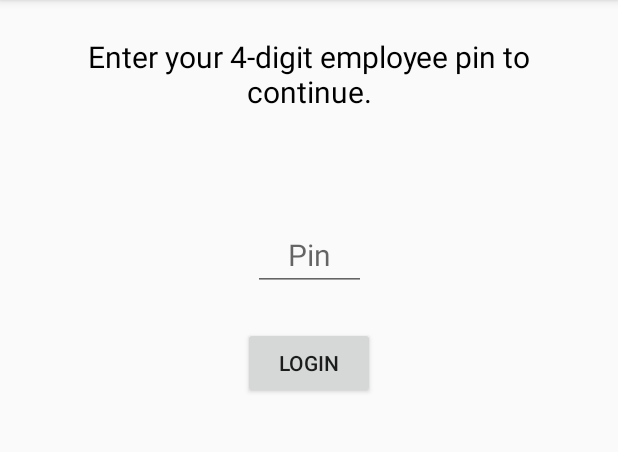
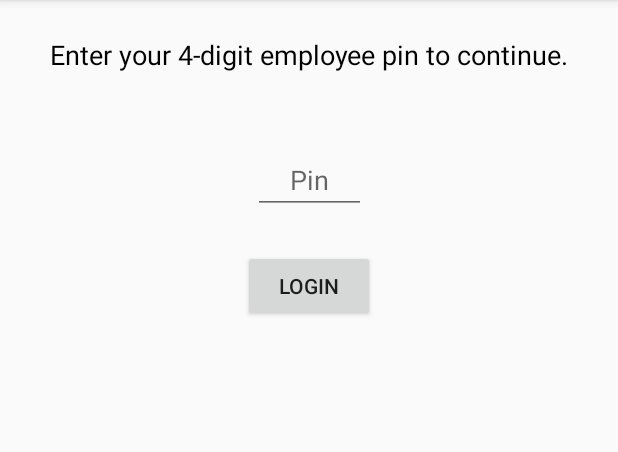
Before and after one commit to fardenml/RepairTagApp, an Android app: the screen it shows after launch (PinActivity), on a phone screen of 412 x 824 dp, the part 84-536 px from its top. Run offline under Robolectric (Android 15) with nearby library versions, the phone set to English and light mode, and no system bars.

```diff
--- a/RepairTag_v4/app/src/main/java/com/midstatemusic/repairtag_v4/Activities/SearchActivity.java
+++ b/RepairTag_v4/app/src/main/java/com/midstatemusic/repairtag_v4/Activities/SearchActivity.java
@@ -87,7 +87,7 @@ public class SearchActivity extends AppCompatActivity {
                             startActivity(new Intent(this, InfoActivity.class));
                         }
                     } else {
-                        status.setText("ID not found!\nPlease try again!");
+                        status.setText("ID not found. Please try again!");
                     }
                     DatabaseConnections.con.close();
 
--- a/RepairTag_v4/app/src/main/res/layout/activity_pin.xml
+++ b/RepairTag_v4/app/src/main/res/layout/activity_pin.xml
@@ -19,7 +19,7 @@
         android:gravity="center"
         android:text="@string/pin_title"
         android:textColor="@android:color/black"
-        android:textSize="20dp"
+        android:textSize="18sp"
         app:layout_constraintEnd_toEndOf="parent"
         app:layout_constraintHorizontal_bias="0.5"
         app:layout_constraintStart_toStartOf="parent"
@@ -27,33 +27,34 @@
 
     <TextView
         android:id="@+id/textPinError"
-        android:layout_width="0dp"
+        android:layout_width="324dp"
         android:layout_height="wrap_content"
         android:layout_marginTop="24dp"
         android:gravity="center"
         android:textAlignment="center"
         android:textColor="@color/colorRed"
-        android:textSize="20sp"
+        android:textSize="18sp"
         app:layout_constraintEnd_toEndOf="parent"
+        app:layout_constraintHorizontal_bias="0.5"
         app:layout_constraintStart_toStartOf="parent"
-        app:layout_constraintTop_toBottomOf="@+id/textPinInstructions" />
+        app:layout_constraintTop_toBottomOf="@+id/buttonPinLogin" />
 
     <EditText
         android:id="@+id/editPin"
         android:layout_width="75dp"
         android:layout_height="44dp"
-        android:layout_marginTop="24dp"
+        android:layout_marginTop="50dp"
         android:digits="0123456789"
         android:ems="10"
         android:gravity="center"
         android:hint="Pin"
         android:inputType="numberPassword"
         android:maxLength="4"
-        android:textSize="20sp"
+        android:textSize="18sp"
         app:layout_constraintEnd_toEndOf="parent"
         app:layout_constraintHorizontal_bias="0.5"
         app:layout_constraintStart_toStartOf="parent"
-        app:layout_constraintTop_toBottomOf="@+id/textPinError" />
+        app:layout_constraintTop_toBottomOf="@+id/textPinInstructions" />
 
     <Button
         android:id="@+id/buttonPinLogin"
--- a/RepairTag_v4/app/src/main/res/layout/activity_settings.xml
+++ b/RepairTag_v4/app/src/main/res/layout/activity_settings.xml
@@ -18,7 +18,7 @@
         android:layout_marginTop="24dp"
         android:text="Change Admin ID: "
         android:textColor="@android:color/black"
-        android:textSize="20sp"
+        android:textSize="18sp"
         app:layout_constraintEnd_toEndOf="parent"
         app:layout_constraintStart_toStartOf="parent"
         app:layout_constraintTop_toTopOf="parent" />
@@ -34,7 +34,7 @@
         android:inputType="number"
         android:maxLength="4"
         android:textColor="@android:color/black"
-        android:textSize="20dp"
+        android:textSize="18sp"
         app:layout_constraintEnd_toEndOf="parent"
         app:layout_constraintStart_toStartOf="parent"
         app:layout_constraintTop_toBottomOf="@+id/textChangeId" />
```
Also changed, not shown: RepairTag_v4/app/src/main/java/com/midstatemusic/repairtag_v4/Activities/MainActivity.java (+15 -3 lines), RepairTag_v4/app/src/main/res/layout/activity_search.xml (+5 -2 lines).
